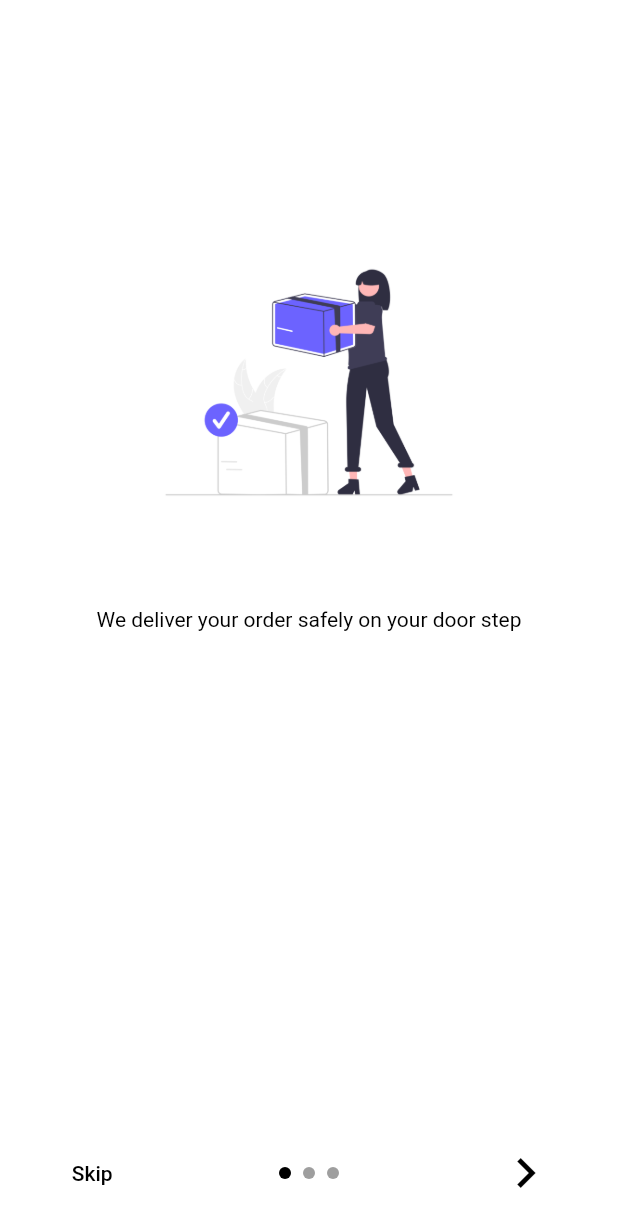
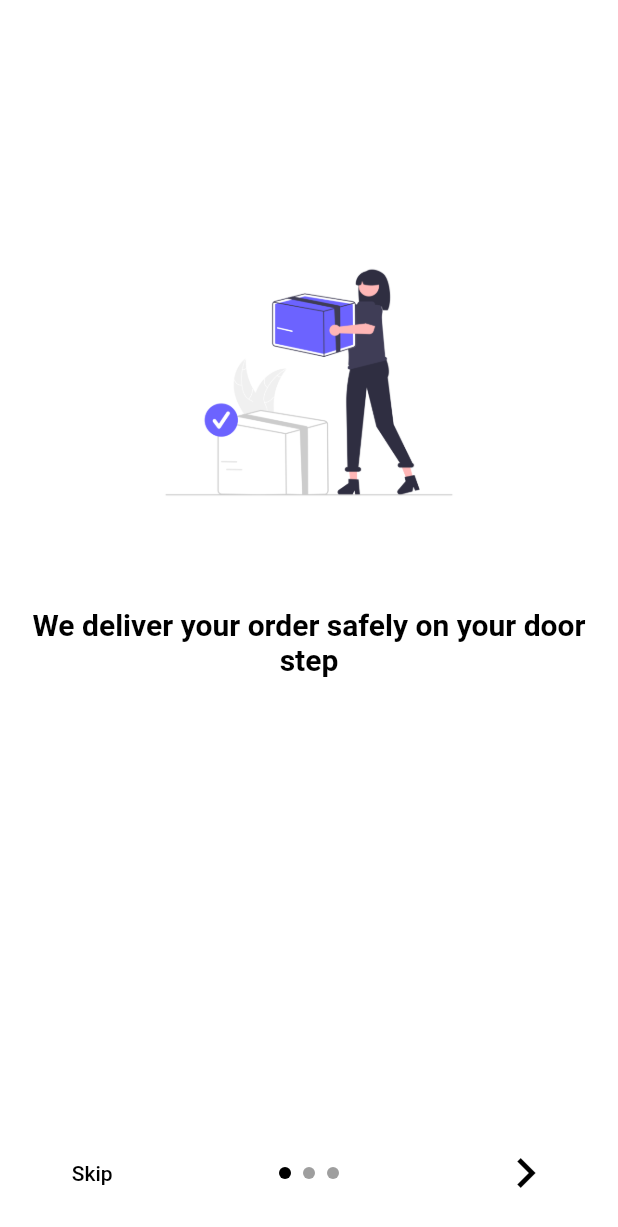
Before and after one commit to PratikAmonkar/Shoe-Kart-Ecommerce, a Flutter app: the screen it shows after launch, on a phone screen of 412 x 824 dp. Shown: the top 1227 px of the screen. Run offline on Flutter 3.47's test engine with Material 2 defaults, Android fonts, the phone set to English and light mode, and no system bars; drawn by our look-alikes of intro_slider; our stand-ins replace firebase_auth, firebase_core, firebase_database, shared_preferences; accounts and stored records are empty.

Commit message:
changes ui bugs of intro screen

```diff
--- a/lib/routes/routes.dart
+++ b/lib/routes/routes.dart
@@ -1,8 +1,10 @@
+import 'package:firebase_auth/firebase_auth.dart';
 import 'package:flutter/material.dart';
 import 'package:shared_preferences/shared_preferences.dart';
 import 'package:shoe_kart_ecommerce_app/screens/app_intro_screen_one.dart';
+import 'package:shoe_kart_ecommerce_app/screens/home_screen.dart';
 import 'package:shoe_kart_ecommerce_app/screens/login_screen.dart';
-
+import 'package:shoe_kart_ecommerce_app/widgets/custom_alert_box_widget.dart';
 
 class RouteConfig extends StatefulWidget {
   const RouteConfig({Key? key}) : super(key: key);
@@ -19,6 +21,7 @@ class _RouteConfigState extends State<RouteConfig> {
   void initState() {
     super.initState();
     checkFirstSeen();
+    checkUserSignin();
   }
 
   Future checkFirstSeen() async {
@@ -36,10 +39,37 @@ class _RouteConfigState extends State<RouteConfig> {
     }
   }
 
+  Future checkUserSignin() async {
+    FirebaseAuth.instance.authStateChanges().listen(
+      (event) {
+        try {
+          if (event == null) {
+            setState(
+              () {
+                isLogin = false;
+              },
+            );
+          } else {
+            setState(
+              () {
+                isLogin = true;
+              },
+            );
+          }
+        } on Exception catch (e) {
+          showMyDialog(context,
+              "Error from server side please contact developer", "Alert");
+        }
+      },
+    );
+  }
+
   @override
   Widget build(BuildContext context) {
     return Scaffold(
-      body: isFirstTimeLoading ? const AppIntroScreen() : const LoginScreen(),
+      body: isFirstTimeLoading
+          ? const AppIntroScreen()
+          : (isLogin ? const HomeScreen() : const LoginScreen()),
     );
   }
 }
--- a/lib/screens/app_intro_screen_one.dart
+++ b/lib/screens/app_intro_screen_one.dart
@@ -1,7 +1,7 @@
 import 'package:flutter/material.dart';
 import 'package:intro_slider/slide_object.dart';
 import 'package:intro_slider/intro_slider.dart';
-import 'package:shoe_kart_ecommerce_app/screens/home_screen.dart';
+import 'package:shoe_kart_ecommerce_app/screens/login_screen.dart';
 
 class AppIntroScreen extends StatefulWidget {
   const AppIntroScreen({Key? key}) : super(key: key);
@@ -24,6 +24,8 @@ class _AppIntroScreenState extends State<AppIntroScreen> {
         backgroundColor: Colors.white,
         styleDescription: const TextStyle(
           color: Colors.black,
+          fontSize: 20.0,
+          fontWeight:FontWeight.bold,
         ),
       ),
     );
@@ -34,6 +36,8 @@ class _AppIntroScreenState extends State<AppIntroScreen> {
         backgroundColor: Colors.white,
         styleDescription: const TextStyle(
           color: Colors.black,
+          fontSize: 20.0,
+          fontWeight:FontWeight.bold,
         ),
       ),
     );
@@ -44,6 +48,8 @@ class _AppIntroScreenState extends State<AppIntroScreen> {
         backgroundColor: Colors.white,
         styleDescription: const TextStyle(
           color: Colors.black,
+          fontSize: 20.0,
+          fontWeight:FontWeight.bold,
         ),
       ),
     );
@@ -52,7 +58,7 @@ class _AppIntroScreenState extends State<AppIntroScreen> {
   void onDonePress() {
     Navigator.of(context).pushReplacement(
       MaterialPageRoute(
-        builder: (BuildContext context) => const HomeScreen(),
+        builder: (BuildContext context) => const LoginScreen(),
       ),
     );
   }
```
